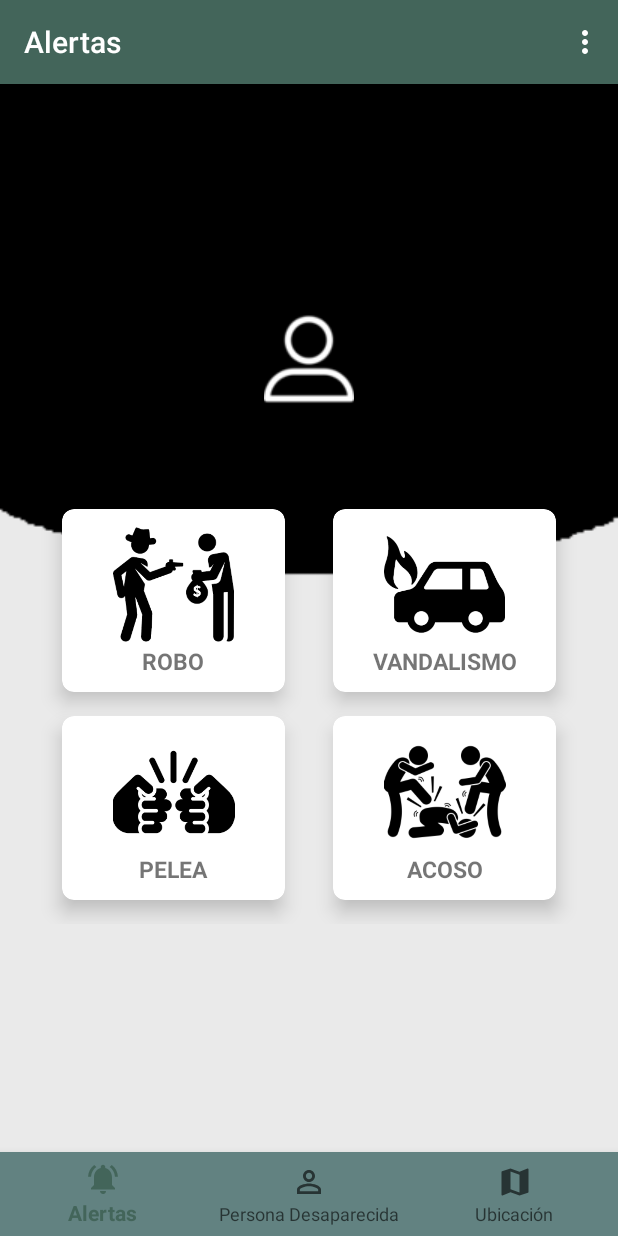
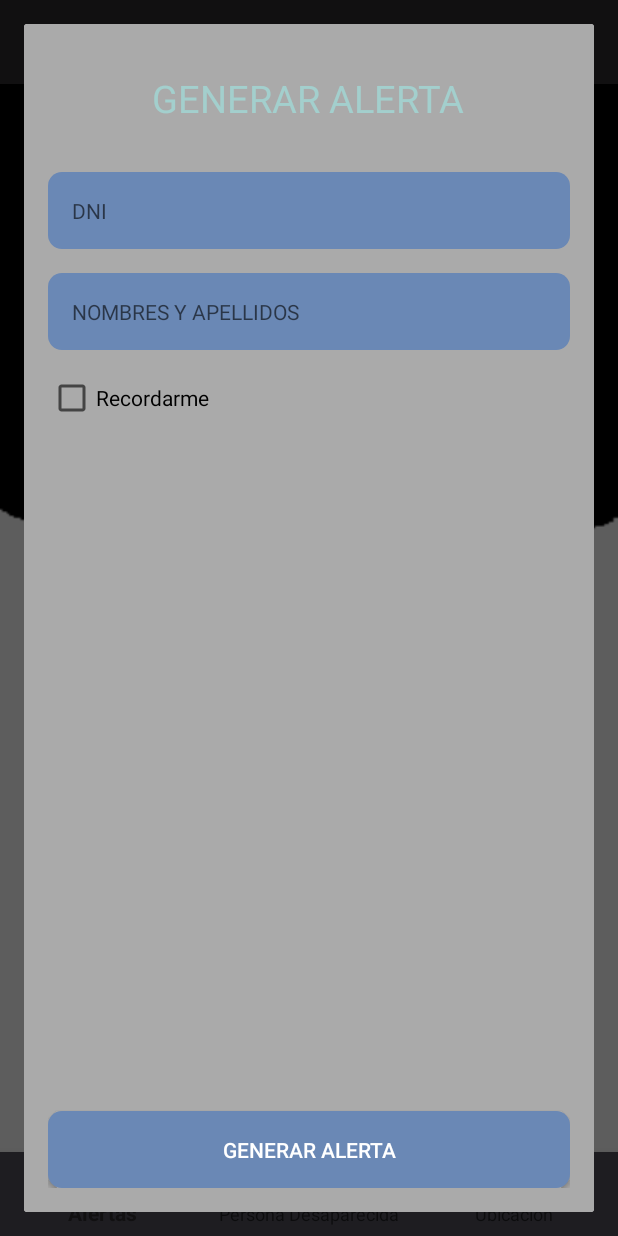
Before and after one commit to ccahui/IDNP-Alertas, an Android app: the screen it shows after launch (MainActivity), after a tap on "ROBO", on a phone screen of 412 x 824 dp. Run offline under Robolectric (Android 15) with nearby library versions, the phone set to English and light mode, and no system bars; our stand-ins replace navigation-ui.

Commit message:
Finalizando Funcionalidad de Alertas y de subir archivos

```diff
--- /dev/null
+++ b/app/src/main/res/layout/alerta_dialog.xml
@@ -0,0 +1,73 @@
+<?xml version="1.0" encoding="utf-8"?>
+<RelativeLayout xmlns:android="http://schemas.android.com/apk/res/android"
+    android:layout_width="match_parent"
+    android:layout_height="match_parent"
+    android:background="@android:color/darker_gray"
+    android:padding="@dimen/activity_vertical_margin">
+
+
+    <TextView
+        android:id="@+id/info_text"
+        android:layout_width="wrap_content"
+        android:layout_height="wrap_content"
+        android:layout_alignParentTop="true"
+        android:layout_centerHorizontal="true"
+        android:textColor="@color/colorAccent"
+        android:textSize="25sp"
+        android:gravity="center"
+        android:paddingBottom="@dimen/activity_horizontal_margin"
+        android:paddingTop="@dimen/activity_horizontal_margin"
+        android:text="GENERAR ALERTA"
+        android:textAppearance="?android:attr/textAppearanceSmall" />
+
+        <EditText
+        android:id="@+id/nombre_input"
+        android:layout_width="match_parent"
+        android:layout_height="wrap_content"
+        android:layout_below="@+id/info_text"
+        android:layout_centerHorizontal="true"
+        android:layout_marginTop="@dimen/activity_horizontal_margin"
+        android:background="@drawable/button"
+        android:ems="10"
+        android:hint="DNI"
+        android:inputType="textPersonName"
+        android:padding="@dimen/activity_horizontal_margin"
+        android:textAppearance="?android:attr/textAppearanceSmall" />
+
+    <EditText
+        android:id="@+id/contrasena_input"
+        android:layout_width="match_parent"
+        android:layout_height="wrap_content"
+        android:layout_below="@+id/nombre_input"
+        android:layout_centerHorizontal="true"
+        android:layout_marginBottom="@dimen/activity_horizontal_margin"
+        android:layout_marginTop="@dimen/activity_horizontal_margin"
+        android:background="@drawable/button"
+        android:ems="10"
+        android:hint="NOMBRES Y APELLIDOS"
+        android:inputType="textPassword"
+        android:padding="@dimen/activity_horizontal_margin"
+        android:textAppearance="?android:attr/textAppearanceSmall" />
+
+    <CheckBox
+        android:id="@+id/recordar_check"
+        android:layout_width="wrap_content"
+        android:layout_height="wrap_content"
+        android:layout_alignLeft="@+id/contrasena_input"
+        android:layout_alignStart="@+id/contrasena_input"
+        android:layout_below="@+id/contrasena_input"
+        android:checked="false"
+        android:text="Recordarme" />
+
+    <Button
+        android:id="@+id/entrar_boton"
+        android:layout_width="match_parent"
+        android:layout_height="wrap_content"
+        android:layout_alignParentBottom="true"
+        android:layout_centerHorizontal="true"
+        android:background="@drawable/button"
+        android:paddingBottom="@dimen/activity_horizontal_margin"
+        android:paddingTop="@dimen/activity_horizontal_margin"
+        android:text="GENERAR ALERTA"
+        android:textColor="@android:color/white" />
+</RelativeLayout>
--- a/app/src/main/res/layout/alertas.xml
+++ b/app/src/main/res/layout/alertas.xml
@@ -17,16 +17,10 @@
     <LinearLayout
         android:layout_width="match_parent"
         android:layout_height="0dp"
-        android:layout_weight="1.5"
+        android:layout_weight="0.5"
         android:orientation="vertical">
 
-        <ImageView
-            android:id="@+id/imageView3"
-            android:layout_width="match_parent"
-            android:layout_height="wrap_content"
-            app:srcCompat="@drawable/perfil_ayuda" />
-
-        <TextView
+       <TextView
             android:id="@+id/textView11"
             android:layout_width="match_parent"
             android:layout_height="wrap_content"
@@ -42,7 +36,7 @@
     <GridLayout
         android:layout_width="match_parent"
         android:layout_height="0dp"
-        android:layout_weight="4"
+        android:layout_weight="6"
         android:alignmentMode="alignMargins"
         android:columnCount="2"
         android:columnOrderPreserved="false"
--- a/app/src/main/res/values/colors.xml
+++ b/app/src/main/res/values/colors.xml
@@ -1,11 +1,12 @@
 <?xml version="1.0" encoding="utf-8"?>
 <resources>
-    <color name="colorPrimary">#43655A</color>
-    <color name="colorPrimaryDark">#628281</color>
-    <color name="colorAccent">#000000</color>
+    <color name="colorPrimary">#2A272A</color>
+    <color name="colorPrimaryDark">#4B4A54  </color>
+    <color name="colorAccent">#A3CFCD</color>
 
     <color name="colorButton">#6A88B5</color>
     <color name="colorWhite">#ffffff</color>
+    <color name="colorBlack">#000000</color>
 
 
 </resources>
--- a/app/src/main/res/values/strings.xml
+++ b/app/src/main/res/values/strings.xml
@@ -17,4 +17,10 @@
     <string name="title_activity_maps">Map</string>
 
     <string name="msg_para_registrarse">¿No tienes cuenta? Registrate</string>
+    <string name="crear_boton" />
+    <string name="nombre_input" />
+    <string name="contrasena_input" />
+    <string name="recordar_check" />
+    <string name="olvidar_text" />
+    <string name="entrar_boton" />
 </resources>
```
Also changed, not shown: app/src/main/java/com/example/proyecto/MainActivity.java (+179 -42 lines), app/src/main/res/layout/fragment_se_busca.xml (+10 -5 lines).
